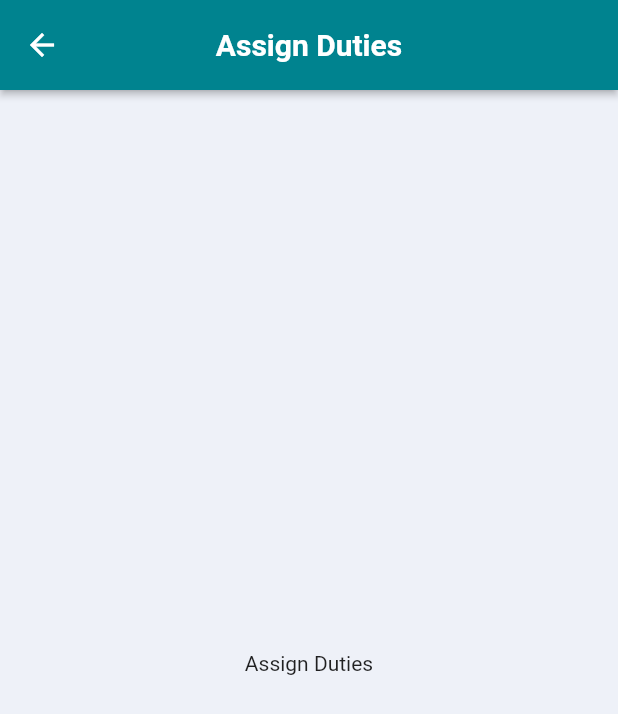
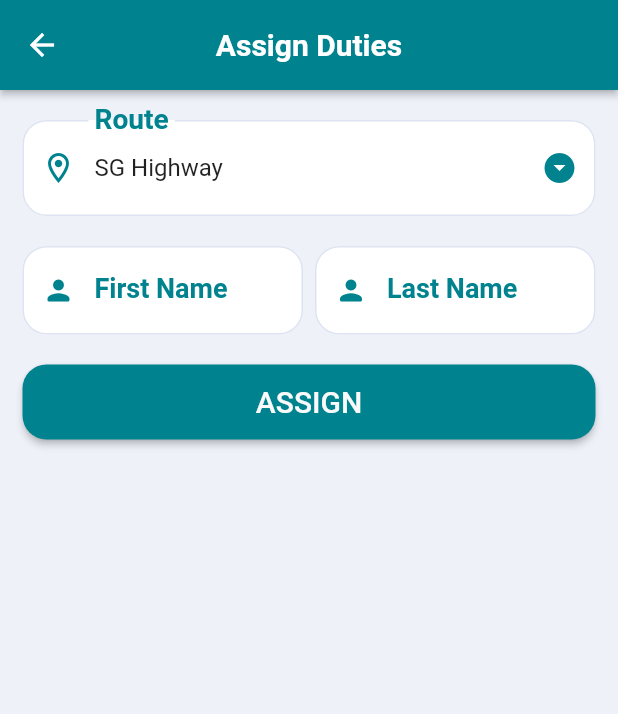
Before and after one commit to VedantPancholi/PoliceLookOut, a Flutter app: the assign_duties screen opened directly, on a phone screen of 412 x 824 dp. Shown: the top 714 px of the screen. Run offline on Flutter 3.47's test engine with Material 2 defaults, Android fonts, the phone set to English and light mode, and no system bars; our stand-ins replace animated_splash_screen, curved_navigation_bar, flutter_speed_dial, geolocator, get, google_fonts and 4 more; Roboto replaces fonts that are missing (Intel); project files that could hold a hidden picture were left out.

Commit message:
created Assigned_duties.dart page and give structure to it.

```diff
--- a/lib/about_duties/Assign_duties/Assigned_duties.dart
+++ b/lib/about_duties/Assign_duties/Assigned_duties.dart
@@ -1,6 +1,6 @@
-
 import 'package:flutter/cupertino.dart';
 import 'package:flutter/material.dart';
+import 'package:pro/widgets/pelatte.dart';
 
 class assign_duties extends StatefulWidget {
   const assign_duties({Key? key}) : super(key: key);
@@ -10,6 +10,18 @@ class assign_duties extends StatefulWidget {
 }
 
 class _assign_dutiesState extends State<assign_duties> {
+
+  _assign_dutiesState(){
+    _selectedValRoute = _routeNameList[0];
+  }
+  final _routeNameList = [
+    "SG Highway",
+    "Science City Road",
+    "Satellite",
+    "Panjrapol"
+  ];
+  String? _selectedValRoute = "";
+
   @override
   Widget build(BuildContext context) {
     return Scaffold(
@@ -23,9 +35,132 @@ class _assign_dutiesState extends State<assign_duties> {
           centerTitle: true,
           backgroundColor: Colors.cyan.shade800,
         ),
-      body: Center(
-        child: Text("Assign Duties"),
+        body: SafeArea(
+            child: Column(
+              children: [
+                Padding(
+                  padding: const EdgeInsets.symmetric(horizontal: 15.0, vertical: 20.0),
+                  child: DropdownButtonFormField(
+                    value: _selectedValRoute!.isNotEmpty ? _selectedValRoute : null,
+                    items: _routeNameList
+                        .map(
+                            // creating function which receive values
+                            (item1) => DropdownMenuItem(
+                                  value: item1,
+                                  child: Text(item1),
+                                ))
+                        .toList(),
+                    onChanged: (val) {
+                      setState(() {
+                        _selectedValRoute = val as String;
+                      });
+                    },
+                    icon: Icon(
+                      Icons.arrow_drop_down_circle,
+                      color: kSecondaryColor,
                     ),
-    );
+                    // dropdownColor: Colors.cyan.shade50,
+                    decoration: InputDecoration(
+                      label: Text(
+                        "Route",
+                        style: TextStyle(
+                            fontWeight: FontWeight.bold,
+                            fontSize: 25,
+                            color: kSecondaryColor),
+                      ),
+                      prefixIcon: Icon(
+                        Icons.location_on_outlined,
+                        color: kSecondaryColor,
+                      ),
+                        ),
+                  ),
+                ),
+                Padding(
+                  padding: const EdgeInsets.symmetric(horizontal: 15.0),
+                  child: Row(
+                    children: [
+                      Expanded(
+
+                          child: f_name_TextFormField()),
+                      SizedBox(width: 8.0,),
+                      Expanded(
+
+                          child: l_name_TextFormField()),
+                    ],
+                  ),
+                ),
+
+                //Submit button
+                assign_btn(),
+              ],
+            )));
   }
 }
+
+
+Widget f_name_TextFormField() => TextFormField(
+  showCursor: true,
+  decoration: InputDecoration(
+    focusedBorder: OutlineInputBorder(
+      borderSide: BorderSide(color: kSecondaryColor,),
+      borderRadius: BorderRadius.circular(20.0),
+    ),
+
+    // enabledBorder: OutlineInputBorder(
+    //     borderSide: BorderSide(color: kSecondaryColor)),
+    prefixIcon: Icon(
+      Icons.person_rounded,
+      color: kSecondaryColor,
+      size: 22,
+    ),
+    // label: Text("First Name"),
+    // hintStyle: TextStyle(color: kSecondaryColor),
+    labelText: "First Name",
+    labelStyle: TextStyle(color: kSecondaryColor,fontSize: 18,fontWeight: FontWeight.bold),
+  ),
+  textInputAction: TextInputAction.next,
+);
+
+
+Widget l_name_TextFormField() => TextFormField(
+  showCursor: true,
+  decoration: InputDecoration(
+    focusedBorder: OutlineInputBorder(
+      borderSide: BorderSide(color: kSecondaryColor,),
+      borderRadius: BorderRadius.circular(20.0),
+    ),
+
+    // enabledBorder: OutlineInputBorder(
+    //     borderSide: BorderSide(color: kSecondaryColor)),
+    prefixIcon: Icon(
+      Icons.person_rounded,
+      color: kSecondaryColor,
+      size: 22,
+    ),
+    labelText: "Last Name",
+    labelStyle: TextStyle(color: kSecondaryColor,fontSize: 18,fontWeight: FontWeight.bold),
+  ),
+  textInputAction: TextInputAction.next,
+);
+
+Widget assign_btn() => Padding(
+  padding: const EdgeInsets.symmetric(horizontal: 15.0, vertical: 20.0),
+  child: SizedBox(
+      width: double.infinity,
+      height: 50.0,
+      child: ElevatedButton(
+        style: ButtonStyle(
+          // foregroundColor: MaterialStateProperty.all<Color>(Colors.white),
+            backgroundColor: MaterialStateProperty.all<Color>(
+                kSecondaryColor),
+            shape: MaterialStateProperty.all<
+                RoundedRectangleBorder>(RoundedRectangleBorder(
+              borderRadius: BorderRadius.circular(16.0),
+              // side: BorderSide(color: Colors.red)
+            ))),
+        onPressed: () {
+        },
+        child: Text("Assign".toUpperCase(),
+            style: TextStyle(fontSize: 20,color: Colors.grey.shade50)),
+      )),
+);
--- a/lib/about_duties/Schedule_duties/schedule_duties.dart
+++ b/lib/about_duties/Schedule_duties/schedule_duties.dart
@@ -11,7 +11,7 @@ class schedule_duties extends StatefulWidget {
   State<schedule_duties> createState() => _schedule_dutiesState();
 }
 
-class _schedule_dutiesState extends State<schedule_duties> {
+class _schedule_dutiesState extends State<schedule_duties>  {
   _schedule_dutiesState() {
     _selectedValUser = _userNameList[0];
     _selectedValArea = _areaNameList[0];
@@ -54,6 +54,7 @@ class _schedule_dutiesState extends State<schedule_duties> {
       body: SafeArea(
           child: Column(
         children: [
+
           //User Dropdown
           Padding(
             padding:
@@ -93,6 +94,8 @@ class _schedule_dutiesState extends State<schedule_duties> {
               ),
             ),
           ),
+
+
           //Area Dropdown
           Padding(
             padding:
@@ -132,6 +135,8 @@ class _schedule_dutiesState extends State<schedule_duties> {
               ),
             ),
           ),
+
+
           //Route Dropdown
           Padding(
             padding:
@@ -171,9 +176,11 @@ class _schedule_dutiesState extends State<schedule_duties> {
               ),
             ),
           ),
+
+
           //Date picker
           Padding(
-            padding: EdgeInsets.symmetric(horizontal: 15.0, vertical: 20.0),
+            padding: const EdgeInsets.symmetric(horizontal: 15.0, vertical: 20.0),
             child: TextFormField(
               controller: _date,
               decoration: InputDecoration(
@@ -186,7 +193,7 @@ class _schedule_dutiesState extends State<schedule_duties> {
                   "Select Date",
                   style: TextStyle(
                       fontWeight: FontWeight.bold,
-                      fontSize: 25,
+                      fontSize: 18,
                       color: kSecondaryColor),
                 ),
               ),
@@ -206,6 +213,8 @@ class _schedule_dutiesState extends State<schedule_duties> {
             ),
           ),
           SizedBox(height: 30,),
+
+
           //Submit button
           Padding(
             padding: const EdgeInsets.symmetric(horizontal: 15.0, vertical: 20.0),
```
Lines whose indentation alone changed are shown as unchanged.
